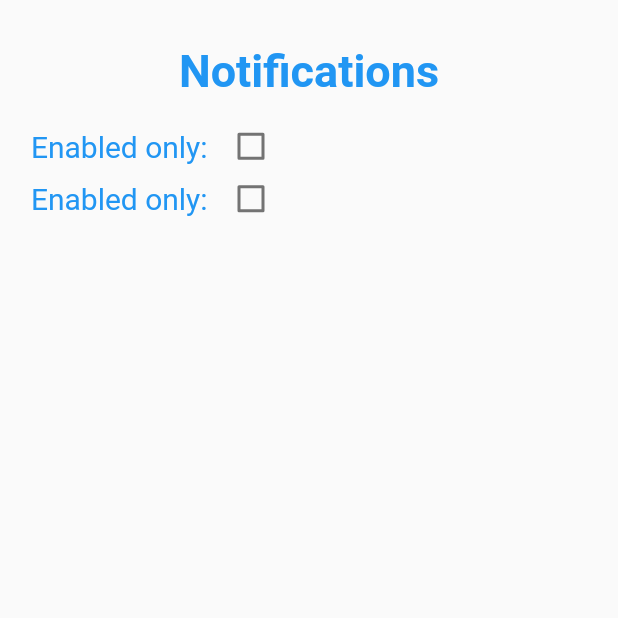
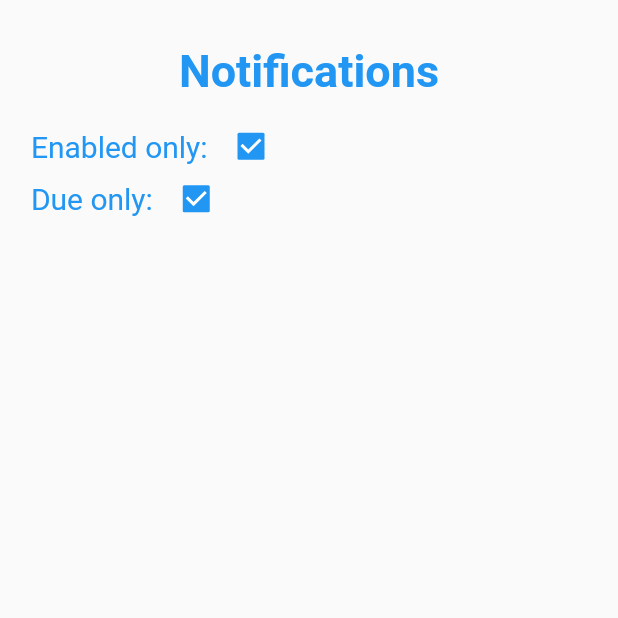
Before and after one commit to ElliotHarding/Rememberer, a Flutter app: the PageUpcomingNotifications screen opened directly, on a phone screen of 412 x 824 dp, the top half of it. Run offline on Flutter 3.47's test engine with Material 2 defaults, Android fonts, the phone set to English and light mode, and no system bars; our stand-ins replace fl_chart, flutter_local_notifications, flutter_native_timezone, hive, rxdart, timezone; accounts and stored records are empty.

Commit message:
wip - progress

```diff
--- a/epilepsy_prevention/lib/page_upcomingNotifications.dart
+++ b/epilepsy_prevention/lib/page_upcomingNotifications.dart
@@ -14,7 +14,8 @@ class PageUpcomingNotifications extends StatefulWidget
 class PageUpcomingNotificationsState extends State<PageUpcomingNotifications>
 {
   List<Widget> m_notificationsWidget = [];
-  bool m_bEnabledOnly = false;
+  bool m_bEnabledOnly = true;
+  bool m_bDueOnly = true;
 
   @override
   Widget build(BuildContext context) {
@@ -38,8 +39,8 @@ class PageUpcomingNotificationsState extends State<PageUpcomingNotifications>
         ]))),
 
         Center(child: SizedBox(width: MediaQuery.of(context).size.width * 0.9, height: 35, child: Row(children: [
-          const Text("Enabled only: ", style: TextStyle(fontSize: 20, color: Colors.blue), textAlign: TextAlign.left),
-          Checkbox(value: m_bEnabledOnly, onChanged: (bool? value) => onEnabledOnlyCheckboxChanged(value)),
+          const Text("Due only: ", style: TextStyle(fontSize: 20, color: Colors.blue), textAlign: TextAlign.left),
+          Checkbox(value: m_bDueOnly, onChanged: (bool? value) => onDueOnlyCheckboxChanged(value)),
         ]))),
 
         SizedBox(width: MediaQuery.of(context).size.width, child:
@@ -83,11 +84,11 @@ class PageUpcomingNotificationsState extends State<PageUpcomingNotifications>
     {
       for(Memory memory in box.values)
       {
-        if((m_bEnabledOnly && memory.m_bNotificationsEnabled) || !m_bEnabledOnly)
+        if(!m_bEnabledOnly || memory.m_bNotificationsEnabled)
         {
           for (int notifyTime in memory.m_notifyTimes)
           {
-            if(notifyTime > DateTime.now().millisecondsSinceEpoch)
+            if(!m_bDueOnly || notifyTime > DateTime.now().millisecondsSinceEpoch)
             {
               notifications.add(MemoryNotification(notifyTime, memory));
             }
@@ -106,6 +107,15 @@ class PageUpcomingNotificationsState extends State<PageUpcomingNotifications>
     setState(()
     {
       m_bEnabledOnly = enabled == true;
+      m_notificationsWidget = getNotificationWidgets();
+    });
+  }
+
+  void onDueOnlyCheckboxChanged(bool? enabled)
+  {
+    setState(()
+    {
+      m_bDueOnly = enabled == true;
       m_notificationsWidget = getNotificationWidgets();
     });
   }
```
